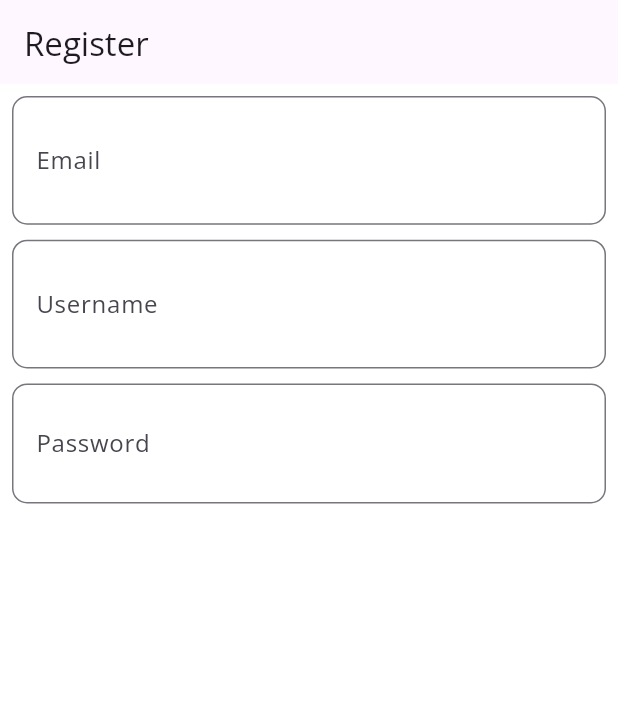
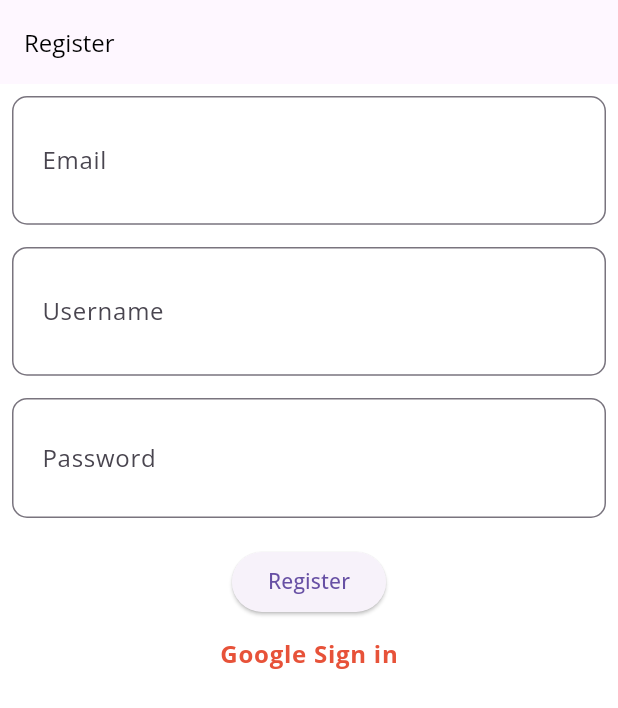
Before and after one commit to beem9/connect_app, a Flutter app: the RegisterScreen screen opened by its route, on a phone screen of 412 x 824 dp. Shown: the top 708 px of the screen. Run offline on Flutter 3.47's test engine with Material 3 defaults, Android fonts, the phone set to English and light mode, and no system bars; our stand-ins replace firebase_core, flutter_riverpod, go_router, google_fonts; accounts and stored records are empty; generated files the repository leaves out were written again.

Commit message:
end of jan 8

```diff
--- a/lib/app/features/auth/views/register.dart
+++ b/lib/app/features/auth/views/register.dart
@@ -1,3 +1,4 @@
+import 'package:connect_app/app/config/theme/my_colors.dart';
 import 'package:connect_app/app/core/extensions/build_context_extension.dart';
 import 'package:connect_app/app/features/auth/widgets/my_forms_widget.dart';
 import 'package:flutter/material.dart';
@@ -9,11 +10,29 @@ class RegisterScreen extends StatelessWidget {
   @override
   Widget build(BuildContext context) {
     return Scaffold(
+        resizeToAvoidBottomInset: true,
         appBar: AppBar(
-          title: Text(context.translate.register),
+          title: Text(
+            (context.translate.register),
+            style: context.textTheme.headlineMedium
+                ?.copyWith(fontSize: 16, color: MyColors.black),
+          ),
         ),
         body: Column(
-          children: [MyAuthFormState(formKey: formkey)],
+          mainAxisAlignment: MainAxisAlignment.start,
+          children: [
+            MyAuthFormState(formKey: formkey),
+            ElevatedButton(
+                onPressed: () {}, child: Text(context.translate.register)),
+            TextButton(
+              onPressed: () {},
+              child: Text(
+                (context.translate.googleSign),
+                style: context.textTheme.bodyLarge?.copyWith(
+                    fontWeight: FontWeight.bold, color: MyColors.primary_500),
+              ),
+            )
+          ],
         ));
   }
 }
--- a/lib/app/features/auth/widgets/my_forms_widget.dart
+++ b/lib/app/features/auth/widgets/my_forms_widget.dart
@@ -49,7 +49,7 @@ class _MyAuthFormStateState extends State<MyAuthFormState> {
                   labelText: context.translate.email,
                   prefixIcon: const Icon(Icons.email),
                   obscureText: false,
-                  onChange: null,
+                  onChange: (value) {},
                   validation: (value) {
                     return _authValidators.emailValidator(value);
                   }),
@@ -63,7 +63,7 @@ class _MyAuthFormStateState extends State<MyAuthFormState> {
                 labelText: context.translate.username,
                 prefixIcon: Icon(Icons.person),
                 obscureText: false,
-                onChange: null,
+                onChange: (value) {},
                 validation: (value) {
                   return _authValidators.userNameValidator(value);
                 },
@@ -78,7 +78,7 @@ class _MyAuthFormStateState extends State<MyAuthFormState> {
                 labelText: context.translate.password,
                 prefixIcon: const Icon(Icons.password),
                 obscureText: true,
-                onChange: null,
+                onChange: (value) {},
                 validation: (value) {
                   return _authValidators.passwordValidator(value);
                 },
--- a/lib/app/features/auth/widgets/my_textform_widget.dart
+++ b/lib/app/features/auth/widgets/my_textform_widget.dart
@@ -1,6 +1,8 @@
+import 'package:connect_app/app/core/extensions/build_context_extension.dart';
 import 'package:flutter/material.dart';
+import 'package:flutter_riverpod/flutter_riverpod.dart';
 
-class MyTextFormField extends StatelessWidget {
+class MyTextFormField extends ConsumerWidget {
   const MyTextFormField(
       {super.key,
       required this.textController,
@@ -27,17 +29,24 @@ class MyTextFormField extends StatelessWidget {
   final String? Function(String?)? validation;
 
   @override
-  Widget build(BuildContext context) {
-    return TextFormField(
+  Widget build(BuildContext context, WidgetRef ref) {
+    return SizedBox(
+      height: context.screenHeight * 0.11,
+      child: TextFormField(
         controller: textController,
         focusNode: myFocusNode,
         textInputAction: myAction,
         decoration: InputDecoration(
+          contentPadding:
+              EdgeInsets.symmetric(vertical: 16.0, horizontal: 16.0),
+          floatingLabelBehavior:
+              FloatingLabelBehavior.never, // Ensure label stays as placeholder
           // Input with border outlined
           border: OutlineInputBorder(
             // Make border edge circular
             borderRadius: BorderRadius.all(Radius.circular(10.0)),
           ),
+
           label: Text(labelText),
           prefix: prefixIcon,
           suffix: IconButton(
@@ -48,6 +57,7 @@ class MyTextFormField extends StatelessWidget {
         obscureText: obscureText,
         onChanged: onChange,
         validator: validation,
+      ),
     );
   }
 }
--- a/lib/assets/l10n/app_ar.arb
+++ b/lib/assets/l10n/app_ar.arb
@@ -4,5 +4,6 @@
   "register": "تسجيل مستخدم جديد",
   "email": "البريد الالكتروني",
   "username": "اسم المستخدم",
-  "password": "الرمز السري"
+  "password": "الرمز السري",
+  "googleSign": "Sign in"
 }
--- a/lib/assets/l10n/app_en.arb
+++ b/lib/assets/l10n/app_en.arb
@@ -4,5 +4,6 @@
   "register": "Register",
   "email": "Email",
   "username": "Username",
-  "password": "Password"
+  "password": "Password",
+  "googleSign": "Google Sign in"
 }
```
Also changed, not shown: lib/app/features/auth/domain/providers/text_form_provider.dart (added, +33 -0 lines). Lines whose indentation alone changed are shown as unchanged.
